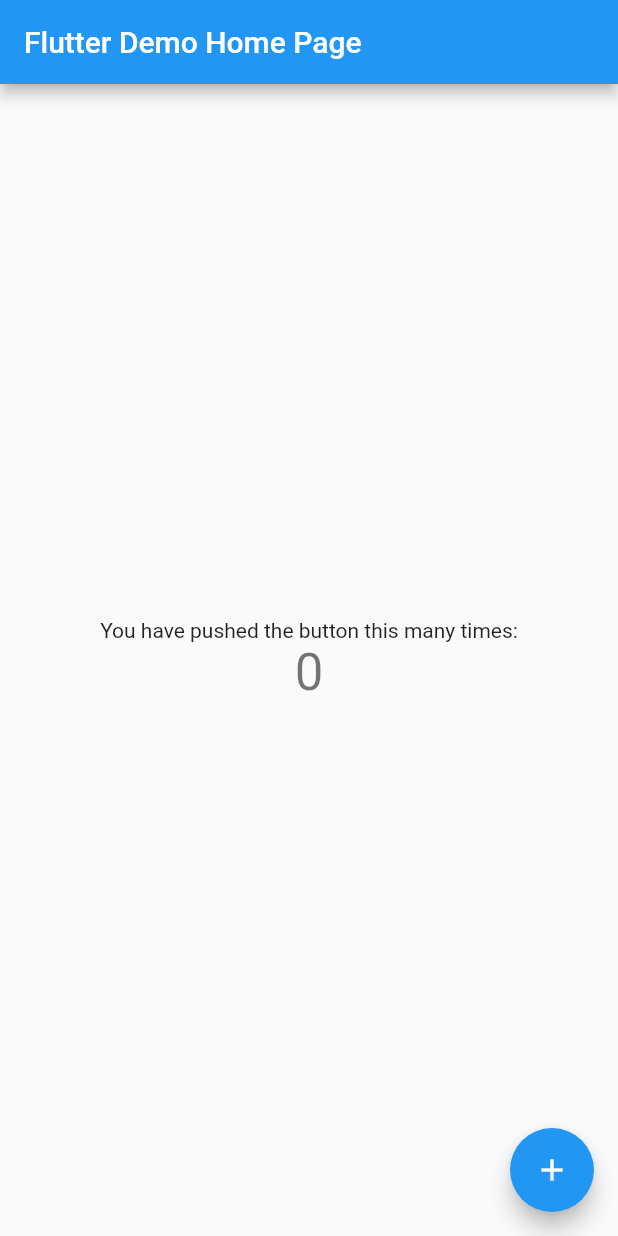
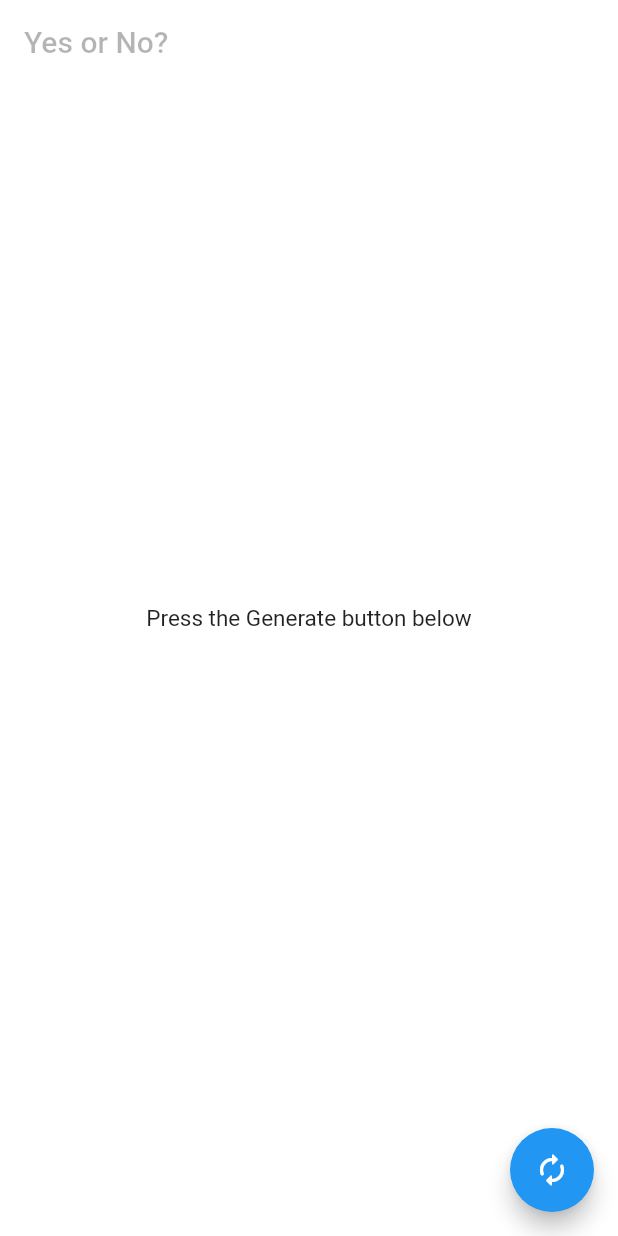
Before and after one commit to Jakhaar/random_app, a Flutter app: the screen it shows after launch, on a phone screen of 412 x 824 dp. Run offline on Flutter 3.47's test engine with Material 2 defaults, Android fonts, the phone set to English and light mode, and no system bars.

Commit message:
Created the first View

```diff
--- a/lib/main.dart
+++ b/lib/main.dart
@@ -1,106 +1,6 @@
 import 'package:flutter/material.dart';
+import 'package:random_app/views/App.dart';
 
 void main() {
-  runApp(const MyApp());
+  runApp(App());
 }
-
-class MyApp extends StatelessWidget {
-  const MyApp({Key? key}) : super(key: key);
-
-  // This widget is the root of your application.
-  @override
-  Widget build(BuildContext context) {
-    return MaterialApp(
-      title: 'Flutter Demo',
-      theme: ThemeData(
-        primarySwatch: Colors.blue,
-      ),
-      home: const MyHomePage(title: 'Flutter Demo Home Page'),
-    );
-  }
-}
-
-class MyHomePage extends StatefulWidget {
-  const MyHomePage({Key? key, required this.title}) : super(key: key);
-
-  // This widget is the home page of your application. It is stateful, meaning
-  // that it has a State object (defined below) that contains fields that affect
-  // how it looks.
-
-  // This class is the configuration for the state. It holds the values (in this
-  // case the title) provided by the parent (in this case the App widget) and
-  // used by the build method of the State. Fields in a Widget subclass are
-  // always marked "final".
-
-  final String title;
-
-  @override
-  State<MyHomePage> createState() => _MyHomePageState();
-}
-
-class _MyHomePageState extends State<MyHomePage> {
-  int _counter = 0;
-
-  void _incrementCounter() {
-    setState(() {
-      // This call to setState tells the Flutter framework that something has
-      // changed in this State, which causes it to rerun the build method below
-      // so that the display can reflect the updated values. If we changed
-      // _counter without calling setState(), then the build method would not be
-      // called again, and so nothing would appear to happen.
-      _counter++;
-    });
-  }
-
-  @override
-  Widget build(BuildContext context) {
-    // This method is rerun every time setState is called, for instance as done
-    // by the _incrementCounter method above.
-    //
-    // The Flutter framework has been optimized to make rerunning build methods
-    // fast, so that you can just rebuild anything that needs updating rather
-    // than having to individually change instances of widgets.
-    return Scaffold(
-      appBar: AppBar(
-        // Here we take the value from the MyHomePage object that was created by
-        // the App.build method, and use it to set our appbar title.
-        title: Text(widget.title),
-      ),
-      body: Center(
-        // Center is a layout widget. It takes a single child and positions it
-        // in the middle of the parent.
-        child: Column(
-          // Column is also a layout widget. It takes a list of children and
-          // arranges them vertically. By default, it sizes itself to fit its
-          // children horizontally, and tries to be as tall as its parent.
-          //
-          // Invoke "debug painting" (press "p" in the console, choose the
-          // "Toggle Debug Paint" action from the Flutter Inspector in Android
-          // Studio, or the "Toggle Debug Paint" command in Visual Studio Code)
-          // to see the wireframe for each widget.
-          //
-          // Column has various properties to control how it sizes itself and
-          // how it positions its children. Here we use mainAxisAlignment to
-          // center the children vertically; the main axis here is the vertical
-          // axis because Columns are vertical (the cross axis would be
-          // horizontal).
-          mainAxisAlignment: MainAxisAlignment.center,
-          children: <Widget>[
-            const Text(
-              'You have pushed the button this many times:',
-            ),
-            Text(
-              '$_counter',
-              style: Theme.of(context).textTheme.headline4,
-            ),
-          ],
-        ),
-      ),
-      floatingActionButton: FloatingActionButton(
-        onPressed: _incrementCounter,
-        tooltip: 'Increment',
-        child: const Icon(Icons.add),
-      ), // This trailing comma makes auto-formatting nicer for build methods.
-    );
-  }
-}
--- /dev/null
+++ b/lib/views/app.dart
@@ -0,0 +1,12 @@
+import 'package:flutter/material.dart';
+import 'package:random_app/views/yes_or_no.dart';
+
+class App extends StatelessWidget {
+  @override
+  Widget build(BuildContext context) {
+    return MaterialApp(
+      debugShowCheckedModeBanner: false,
+      home: YesOrNo(),
+    );
+  }
+}
--- /dev/null
+++ b/lib/views/yes_or_no.dart
@@ -0,0 +1,52 @@
+import 'dart:math';
+
+import 'package:flutter/material.dart';
+
+class YesOrNo extends StatefulWidget {
+  const YesOrNo({Key? key}) : super(key: key);
+
+  @override
+  State<YesOrNo> createState() => _YesOrNoState();
+}
+
+class _YesOrNoState extends State<YesOrNo> {
+  final List<String> answer = ["Yes!", "No!"];
+  final String _title = "Yes or No?";
+  final Random randomNumber = Random();
+  int _value = 0;
+  bool buttonPressed = false;
+  double size = 15;
+
+  @override
+  Widget build(BuildContext context) {
+    return Scaffold(
+      extendBodyBehindAppBar: true,
+      backgroundColor: Colors.white,
+      appBar: AppBar(
+        backgroundColor: const Color.fromARGB(255, 255, 255, 255),
+        elevation: 0,
+        title: Text(
+          _title,
+          style: const TextStyle(color: Color.fromARGB(75, 0, 0, 0)),
+        ),
+      ),
+      body: Center(
+        child: Text(
+          buttonPressed == true
+              ? answer[_value]
+              : "Press the Generate button below",
+          style: TextStyle(fontSize: size),
+        ),
+      ),
+      floatingActionButton: FloatingActionButton(
+        onPressed: () => setState(() => {
+              _value = (randomNumber.nextInt(10) % 2),
+              buttonPressed = true,
+              size = 50
+            }),
+        tooltip: 'Generate Button',
+        child: const Icon(Icons.autorenew_rounded),
+      ),
+    );
+  }
+}
```
Also changed, not shown: lib/views/name_generator.dart (added), lib/views/number_generator.dart (added), 1 other file.
